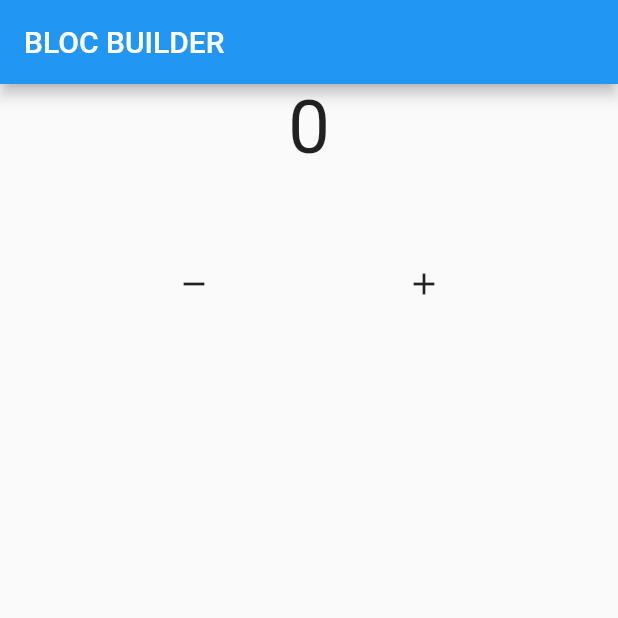
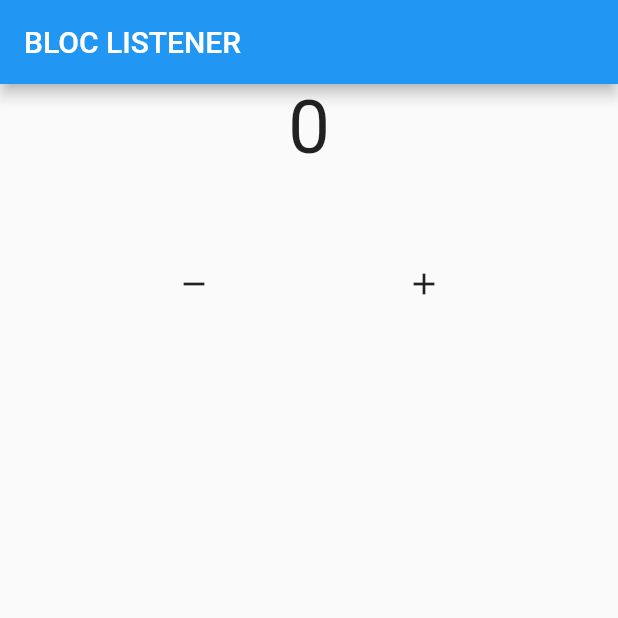
Before and after one commit to Lavina-23/bloc, a Flutter app: the screen it shows after launch, on a phone screen of 412 x 824 dp, the top half of it. Run offline on Flutter 3.47's test engine with Material 2 defaults, Android fonts, the phone set to English and light mode, and no system bars; our stand-ins replace bloc, flutter_bloc.

Commit message:
5. Bloc Listener

```diff
--- a/lib/pages/homepage.dart
+++ b/lib/pages/homepage.dart
@@ -11,19 +11,29 @@ class Homepage extends StatelessWidget {
   Widget build(BuildContext context) {
     return Scaffold(
       appBar: AppBar(
-        title: const Text("BLOC BUILDER"),
+        title: const Text("BLOC LISTENER"),
       ),
       body: Column(
         children: [
-          BlocBuilder<Counter, int>(
+          BlocListener<Counter, int>(
             bloc: mycounter,
-            buildWhen: (previous, current) {
+            listener: (context, state) {
+              ScaffoldMessenger.of(context).showSnackBar(
+                const SnackBar(
+                  duration: Duration(seconds: 1),
+                  content: Text("DATA GENAP")
+                ),
+              );
+            },
+            listenWhen: (previous, current) {
               if (current % 2 == 0) {
                 return true;
               } else {
                 return false;
               }
             },
+            child: BlocBuilder<Counter, int>(
+              bloc: mycounter,
               builder: (context, state) {
                 return Text(
                   "$state",
@@ -31,7 +41,8 @@ class Homepage extends StatelessWidget {
                     fontSize: 50,
                   ),
                 );
-            },
+              }
+            ),
           ),
           // StreamBuilder(
           //   initialData: mycounter.init,
```
Lines whose indentation alone changed are shown as unchanged.
